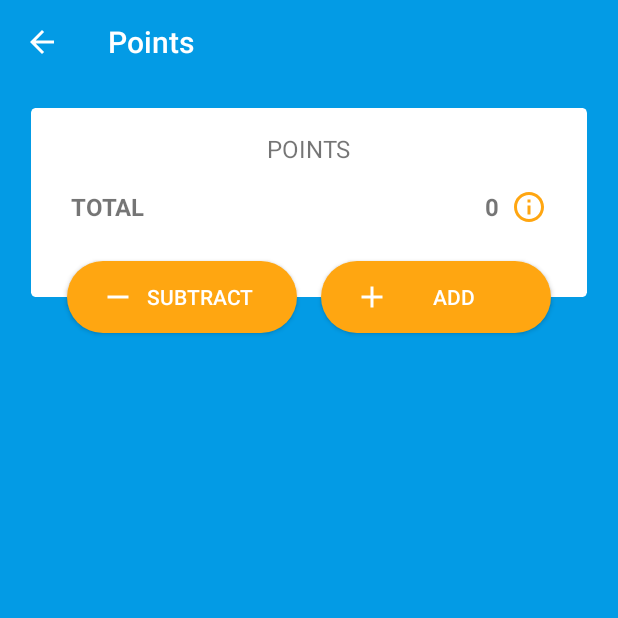
After one commit to bruunohjs/PGM, an Android app: the PointsActivity screen opened directly, with no data from a screen before it, on a phone screen of 412 x 824 dp, the top half of it. The commit adds this screen. Run offline under Robolectric (Android 15) with nearby library versions, the phone set to English and light mode, and no system bars; our stand-ins replace ButterKnife.

Commit message:
Feat: Points
Added Points Activity and Layout

```diff
--- a/app/src/main/AndroidManifest.xml
+++ b/app/src/main/AndroidManifest.xml
@@ -15,11 +15,13 @@
         android:supportsRtl="true"
         android:theme="@style/AppTheme"
         tools:ignore="GoogleAppIndexingWarning,InnerclassSeparator">
+        <activity android:name=".ui.points.PointsActivity"></activity>
         <activity
             android:name=".ui.login.LoginActivity"
             android:configChanges="orientation|screenSize">
             <intent-filter>
                 <action android:name="android.intent.action.MAIN" />
+
                 <category android:name="android.intent.category.LAUNCHER" />
             </intent-filter>
         </activity>
--- a/app/src/main/java/com/dev/marcellocamara/pgm/ui/card_overview/CardOverviewActivity.java
+++ b/app/src/main/java/com/dev/marcellocamara/pgm/ui/card_overview/CardOverviewActivity.java
@@ -12,6 +12,7 @@ import android.widget.Toast;
 
 import com.dev.marcellocamara.pgm.ui.card_expenses.CardExpensesActivity;
 import com.dev.marcellocamara.pgm.ui.new_card.NewCardActivity;
+import com.dev.marcellocamara.pgm.ui.points.PointsActivity;
 import com.dev.marcellocamara.pgm.utils.CardUtils;
 import com.dev.marcellocamara.pgm.utils.NumberFormat;
 import com.dev.marcellocamara.pgm.utils.Tooltip;
@@ -144,6 +145,11 @@ public class CardOverviewActivity extends AppCompatActivity implements ICardOver
         presenter.OnCheckExpenses(textViewPrice.getText().toString().trim());
     }
 
+    @OnClick(R.id.btnEditPoints)
+    public void OnButtonPointsClick(){
+        startActivity(new Intent(this, PointsActivity.class));
+    }
+
     @OnClick(R.id.btnEditCard)
     public void OnButtonEditCardClick(){
         startActivity(new Intent(this, NewCardActivity.class)
--- /dev/null
+++ b/app/src/main/java/com/dev/marcellocamara/pgm/ui/points/PointsActivity.java
@@ -0,0 +1,58 @@
+package com.dev.marcellocamara.pgm.ui.points;
+
+import android.support.v7.app.AppCompatActivity;
+import android.os.Bundle;
+import android.support.v7.widget.Toolbar;
+import android.widget.ImageView;
+
+import com.dev.marcellocamara.pgm.R;
+import com.dev.marcellocamara.pgm.utils.Tooltip;
+
+import java.util.Objects;
+
+import butterknife.BindColor;
+import butterknife.BindString;
+import butterknife.BindView;
+import butterknife.ButterKnife;
+import butterknife.OnClick;
+
+/***
+    marcellocamara@id.uff.br
+            2019
+***/
+
+public class PointsActivity extends AppCompatActivity {
+
+    @BindView(R.id.toolbar) Toolbar toolbar;
+
+    @BindView(R.id.imageViewInfoPoints) protected ImageView imageViewInfoPoints;
+
+    @BindString(R.string.points) protected String points;
+
+    @BindColor(R.color.colorAccent) protected int colorAccent;
+
+    @Override
+    protected void onCreate(Bundle savedInstanceState) {
+        super.onCreate(savedInstanceState);
+        setContentView(R.layout.activity_points);
+
+        ButterKnife.bind(this);
+
+        setSupportActionBar(toolbar);
+        Objects.requireNonNull(getSupportActionBar()).setTitle(points);
+        getSupportActionBar().setDisplayHomeAsUpEnabled(true);
+
+    }
+
+    @OnClick(R.id.imageViewInfoPoints)
+    public void OnInfoPointsClick(){
+        Tooltip.show(imageViewInfoPoints, "Points information", colorAccent);
+    }
+
+    @Override
+    public boolean onSupportNavigateUp() {
+        onBackPressed();
+        return super.onSupportNavigateUp();
+    }
+
+}
--- /dev/null
+++ b/app/src/main/res/drawable/ic_subtract.xml
@@ -0,0 +1,5 @@
+<vector android:height="24dp" android:tint="#FFFFFF"
+    android:viewportHeight="24.0" android:viewportWidth="24.0"
+    android:width="24dp" xmlns:android="http://schemas.android.com/apk/res/android">
+    <path android:fillColor="#FF000000" android:pathData="M19,13H5v-2h14v2z"/>
+</vector>
--- /dev/null
+++ b/app/src/main/res/layout/activity_points.xml
@@ -0,0 +1,187 @@
+<?xml version="1.0" encoding="utf-8"?>
+<android.support.design.widget.CoordinatorLayout
+    xmlns:android="http://schemas.android.com/apk/res/android"
+    xmlns:app="http://schemas.android.com/apk/res-auto"
+    xmlns:tools="http://schemas.android.com/tools"
+    android:layout_width="match_parent"
+    android:layout_height="match_parent"
+    android:background="@color/colorPrimary"
+    tools:context=".ui.points.PointsActivity">
+
+    <android.support.design.widget.AppBarLayout
+        android:id="@+id/appBarLayout"
+        android:layout_width="match_parent"
+        android:layout_height="wrap_content"
+        android:theme="@style/AppTheme.NoActionBar.AppBarOverlay"
+        app:elevation="0dp">
+
+        <android.support.v7.widget.Toolbar
+            android:id="@+id/toolbar"
+            android:layout_width="match_parent"
+            android:layout_height="?attr/actionBarSize"
+            app:layout_scrollFlags="scroll|enterAlways|snap"
+            android:background="?attr/colorPrimary"
+            app:popupTheme="@style/AppTheme.NoActionBar.PopupOverlay" />
+
+    </android.support.design.widget.AppBarLayout>
+
+    <android.support.v4.widget.NestedScrollView
+        android:layout_width="match_parent"
+        android:layout_height="match_parent"
+        app:layout_behavior="@string/appbar_scrolling_view_behavior">
+
+        <android.support.constraint.ConstraintLayout
+            android:layout_width="match_parent"
+            android:layout_height="match_parent">
+
+        <android.support.constraint.Guideline
+            android:id="@+id/guidelineLeftParent"
+            android:layout_width="wrap_content"
+            android:layout_height="wrap_content"
+            android:orientation="vertical"
+            app:layout_constraintGuide_percent="@dimen/leftGuideLine" />
+
+        <android.support.constraint.Guideline
+            android:id="@+id/guidelineCenterParent"
+            android:layout_width="wrap_content"
+            android:layout_height="wrap_content"
+            android:orientation="vertical"
+            app:layout_constraintGuide_percent="@dimen/centerGuideLine" />
+
+        <android.support.constraint.Guideline
+            android:id="@+id/guidelineRightParent"
+            android:layout_width="wrap_content"
+            android:layout_height="wrap_content"
+            android:orientation="vertical"
+            app:layout_constraintGuide_percent="@dimen/rightGuideLine" />
+
+            <android.support.v7.widget.CardView
+                android:id="@+id/cardViewPoints"
+                android:layout_width="0dp"
+                android:layout_height="wrap_content"
+                android:layout_marginTop="16dp"
+                android:layout_marginBottom="48dp"
+                app:cardCornerRadius="@dimen/cardview_radius"
+                app:cardElevation="0dp"
+                app:layout_constraintBottom_toBottomOf="parent"
+                app:layout_constraintEnd_toStartOf="@+id/guidelineRightParent"
+                app:layout_constraintStart_toStartOf="@+id/guidelineLeftParent"
+                app:layout_constraintTop_toTopOf="parent">
+
+                <android.support.constraint.ConstraintLayout
+                    android:layout_width="match_parent"
+                    android:layout_height="wrap_content"
+                    android:layout_marginBottom="48dp">
+
+                    <android.support.constraint.Guideline
+                        android:id="@+id/guidelineLeftPoints"
+                        android:layout_width="wrap_content"
+                        android:layout_height="wrap_content"
+                        android:orientation="vertical"
+                        app:layout_constraintGuide_percent="@dimen/leftGuideLine" />
+
+                    <android.support.constraint.Guideline
+                        android:id="@+id/guidelineRightPoints"
+                        android:layout_width="wrap_content"
+                        android:layout_height="wrap_content"
+                        android:orientation="vertical"
+                        app:layout_constraintGuide_percent="@dimen/rightGuideLine" />
+
+                    <TextView
+                        android:id="@+id/textViewPoints"
+                        android:layout_width="wrap_content"
+                        android:layout_height="wrap_content"
+                        android:layout_marginTop="16dp"
+                        android:text="@string/points"
+                        android:textAllCaps="true"
+                        android:textSize="16sp"
+                        app:layout_constraintEnd_toStartOf="@+id/guidelineRightPoints"
+                        app:layout_constraintStart_toStartOf="@+id/guidelineLeftPoints"
+                        app:layout_constraintTop_toTopOf="parent" />
+
+                    <TextView
+                        android:id="@+id/textViewTotalPoints"
+                        android:layout_width="wrap_content"
+                        android:layout_height="@dimen/uniformTextViewHeight"
+                        android:layout_marginStart="8dp"
+                        android:layout_marginTop="16dp"
+                        android:gravity="start|center_vertical"
+                        android:text="@string/total"
+                        android:textSize="16sp"
+                        android:textStyle="bold"
+                        app:layout_constraintStart_toStartOf="@+id/guidelineLeftPoints"
+                        app:layout_constraintTop_toBottomOf="@+id/textViewPoints" />
+
+                    <TextView
+                        android:id="@+id/textViewPointsTotal"
+                        android:layout_width="0dp"
+                        android:layout_height="@dimen/uniformTextViewHeight"
+                        android:layout_marginStart="8dp"
+                        android:layout_marginEnd="8dp"
+                        android:gravity="end|center_vertical"
+                        android:text="@string/zero_int"
+                        android:textStyle="bold"
+                        app:autoSizeMaxTextSize="16sp"
+                        app:autoSizeMinTextSize="12sp"
+                        app:autoSizeTextType="uniform"
+                        app:layout_constraintBottom_toBottomOf="@+id/textViewTotalPoints"
+                        app:layout_constraintEnd_toStartOf="@+id/imageViewInfoPoints"
+                        app:layout_constraintStart_toEndOf="@+id/textViewTotalPoints"
+                        app:layout_constraintTop_toTopOf="@+id/textViewTotalPoints" />
+
+                    <ImageView
+                        android:id="@+id/imageViewInfoPoints"
+                        android:layout_width="0dp"
+                        android:layout_height="wrap_content"
+                        android:layout_marginEnd="8dp"
+                        android:contentDescription="@string/icon_info_annuity"
+                        android:src="@drawable/ic_info"
+                        app:layout_constraintBottom_toBottomOf="@+id/textViewPointsTotal"
+                        app:layout_constraintEnd_toStartOf="@+id/guidelineRightPoints"
+                        app:layout_constraintTop_toTopOf="@+id/textViewPointsTotal" />
+
+                </android.support.constraint.ConstraintLayout>
+
+            </android.support.v7.widget.CardView>
+
+            <Button
+                android:id="@+id/btnMinus"
+                android:layout_width="0dp"
+                android:layout_height="wrap_content"
+                android:layout_marginStart="24dp"
+                android:layout_marginEnd="8dp"
+                android:drawableStart="@drawable/ic_subtract"
+                android:background="@drawable/button_background_accent"
+                android:paddingStart="@dimen/button_padding"
+                android:paddingEnd="@dimen/button_padding"
+                android:singleLine="true"
+                android:text="@string/subtract"
+                android:textColor="@android:color/white"
+                app:layout_constraintBottom_toBottomOf="@+id/cardViewPoints"
+                app:layout_constraintEnd_toStartOf="@+id/guidelineCenterParent"
+                app:layout_constraintStart_toStartOf="@+id/guidelineLeftParent"
+                app:layout_constraintTop_toBottomOf="@+id/cardViewPoints" />
+
+            <Button
+                android:id="@+id/btnPlus"
+                android:layout_width="0dp"
+                android:layout_height="wrap_content"
+                android:layout_marginStart="8dp"
+                android:layout_marginEnd="24dp"
+                android:drawableStart="@drawable/ic_add"
+                android:background="@drawable/button_background_accent"
+                android:paddingStart="@dimen/button_padding"
+                android:paddingEnd="@dimen/button_padding"
+                android:singleLine="true"
+                android:text="@string/add"
+                android:textColor="@android:color/white"
+                app:layout_constraintBottom_toBottomOf="@+id/cardViewPoints"
+                app:layout_constraintEnd_toStartOf="@+id/guidelineRightParent"
+                app:layout_constraintStart_toStartOf="@+id/guidelineCenterParent"
+                app:layout_constraintTop_toBottomOf="@+id/cardViewPoints" />
+
+        </android.support.constraint.ConstraintLayout>
+
+    </android.support.v4.widget.NestedScrollView>
+
+</android.support.design.widget.CoordinatorLayout>
--- a/app/src/main/res/values/strings.xml
+++ b/app/src/main/res/values/strings.xml
@@ -148,6 +148,10 @@
     <string name="expenses_for">Expenses for</string>
     <string name="card_expenses">Card expenses</string>
 
+    <!-- Points -->
+    <string name="add">Add</string>
+    <string name="subtract">Subtract</string>
+
     <!-- AlertDialog Buttons -->
     <string name="yes">Yes</string>
     <string name="no">No</string>
@@ -188,6 +192,7 @@
     <!-- Tags -->
     <string name="parcelable_expense">expense</string>
     <string name="parcelable_card">card</string>
+    <string name="cards_numbers">cards_numbers</string>
 
     <!-- Colors -->
     <string name="yellow">Yellow</string>
@@ -223,6 +228,5 @@
 
     <!-- Characters allowed in Name EditText -->
     <string name="allowed_characters">AaBbCcDdEeFfGgHhIiJjKkLlMmNnOoPpQqRrSsTtUuVvWwXxYyZzÁáÂâÃãÀàÇçÉéÊêÍíÓóÔôÕõÚú "</string>
-    <string name="cards_numbers">cards_numbers</string>
 
 </resources>
```
Also changed, not shown: 1 other file.
